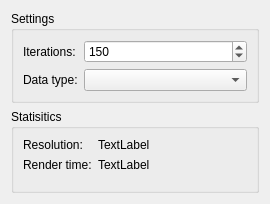
Above: mandelbrot/mandelbrot_config_widget.ui from BartVolkaerts/OpenCL-Benchmark before the change. Below: the same form after it.
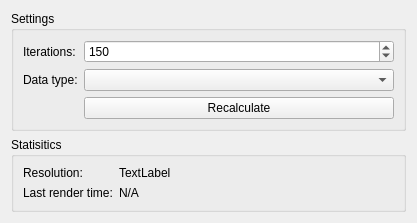
That is the form after the change.

Commit message: Improved mandelbrot, minor changes to main program * Made it possible to choose the number of iterations * Choose double if available * print resolution and rendertime * wait cursor is the responsibility of the benchamrks * config widget doesn't lock

The edit to the form file:
```diff
--- a/mandelbrot/mandelbrot_config_widget.ui
+++ b/mandelbrot/mandelbrot_config_widget.ui
@@ -6,8 +6,8 @@
    <rect>
     <x>0</x>
     <y>0</y>
-    <width>270</width>
-    <height>204</height>
+    <width>417</width>
+    <height>215</height>
    </rect>
   </property>
   <property name="windowTitle">
@@ -50,6 +50,13 @@
       <item row="1" column="1">
        <widget class="QComboBox" name="dataTypeComboBox"/>
       </item>
+      <item row="2" column="1">
+       <widget class="QPushButton" name="recalculateButton">
+        <property name="text">
+         <string>Recalculate</string>
+        </property>
+       </widget>
+      </item>
      </layout>
     </widget>
    </item>
@@ -59,6 +66,9 @@
       <string>Statisitics</string>
      </property>
      <layout class="QFormLayout" name="formLayout_2">
+      <property name="fieldGrowthPolicy">
+       <enum>QFormLayout::ExpandingFieldsGrow</enum>
+      </property>
       <item row="0" column="0">
        <widget class="QLabel" name="resolutionLabel">
         <property name="text">
@@ -76,14 +86,14 @@
       <item row="1" column="0">
        <widget class="QLabel" name="renderTimeLabel">
         <property name="text">
-         <string>Render time:</string>
+         <string>Last render time:</string>
         </property>
        </widget>
       </item>
       <item row="1" column="1">
        <widget class="QLabel" name="renderTimeValuelabel">
         <property name="text">
-         <string>TextLabel</string>
+         <string>N/A</string>
         </property>
        </widget>
       </item>
```
Left out of the diff: 2 changed lines with no effect on the pictures. The commit also changes 8 other files.
